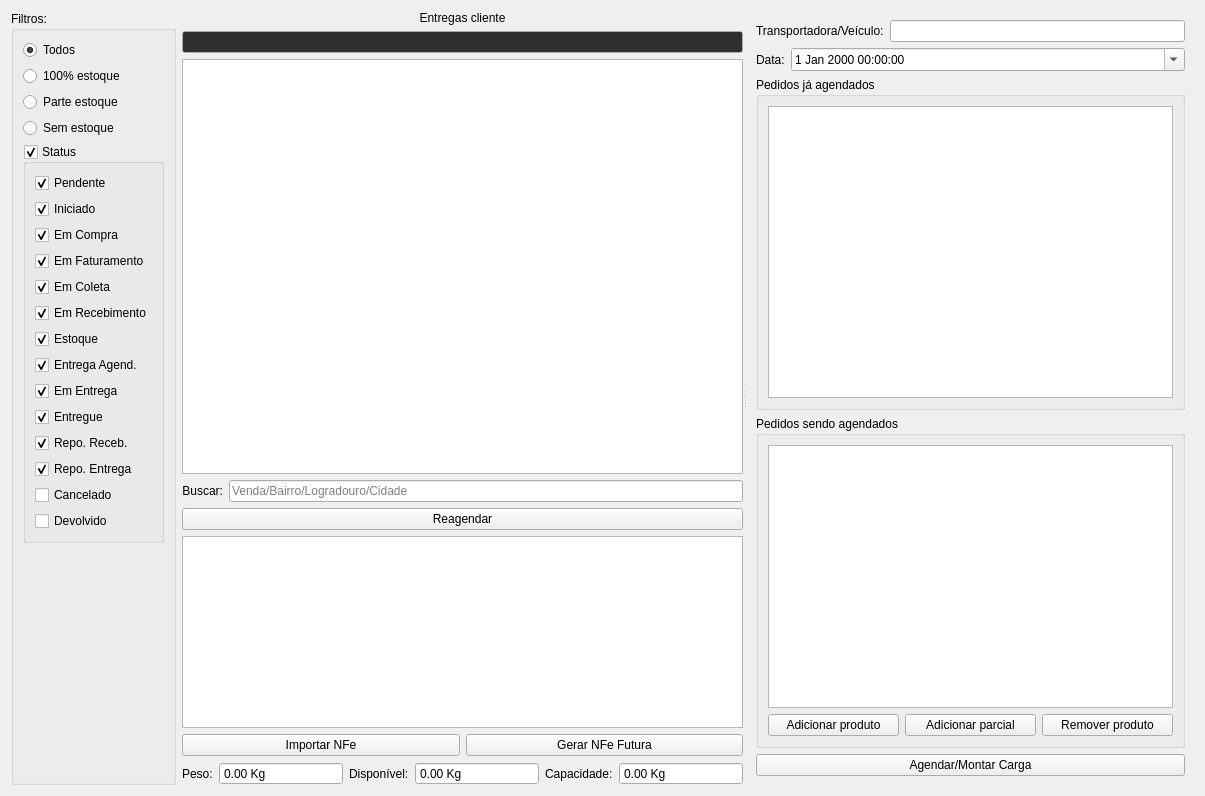
This is ui/widgetlogisticaagendarentrega.ui in darktorres/ERP-STACCATO as Qt 5 draws it before an edit. The edited form follows.
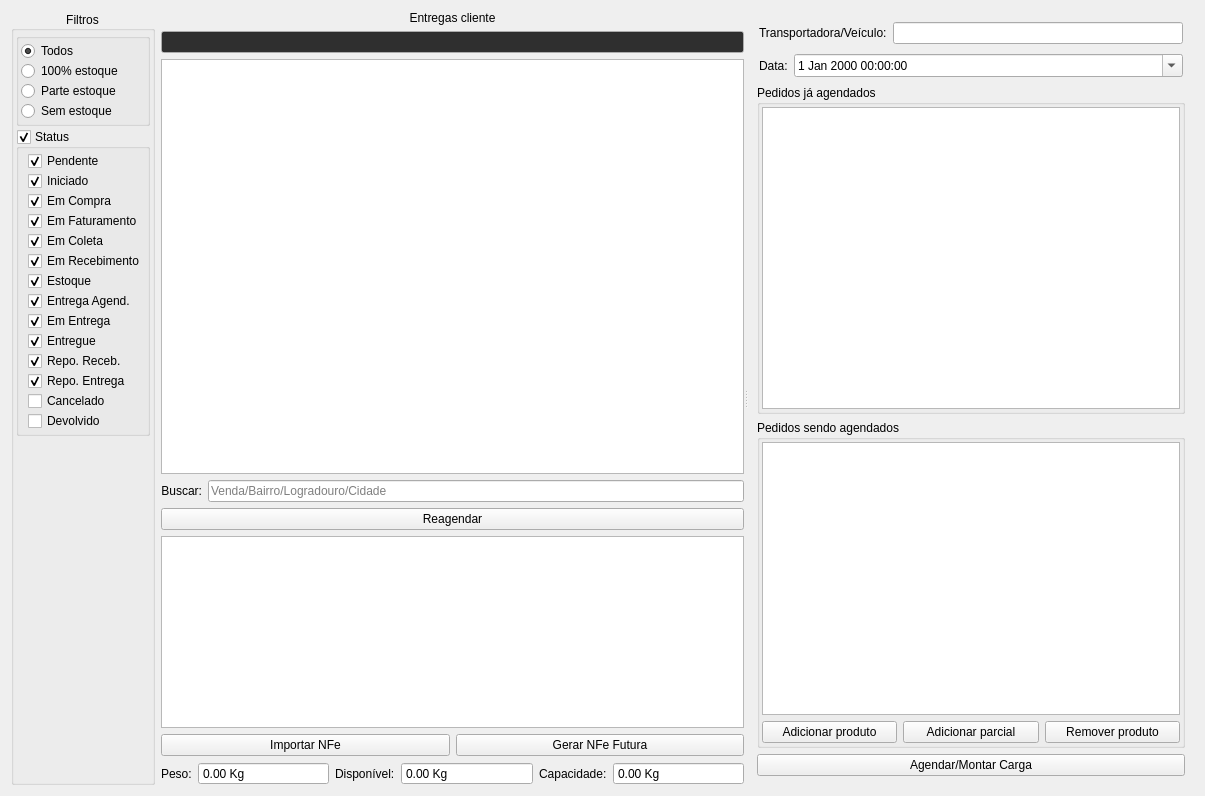
This is the edited form. Custom widgets are drawn as their Qt base class.

Diff of the .ui file:
```diff
--- a/ui/widgetlogisticaagendarentrega.ui
+++ b/ui/widgetlogisticaagendarentrega.ui
@@ -26,41 +26,83 @@
       </sizepolicy>
      </property>
      <property name="title">
-      <string>Filtros:</string>
+      <string>Filtros</string>
      </property>
-     <layout class="QGridLayout" name="gridLayout_10">
-      <item row="0" column="0">
-       <widget class="QRadioButton" name="radioButtonEntregaLimpar">
-        <property name="text">
-         <string>Todos</string>
+     <property name="alignment">
+      <set>Qt::AlignCenter</set>
+     </property>
+     <layout class="QVBoxLayout" name="verticalLayout">
+      <property name="spacing">
+       <number>3</number>
+      </property>
+      <property name="leftMargin">
+       <number>2</number>
+      </property>
+      <property name="topMargin">
+       <number>2</number>
+      </property>
+      <property name="rightMargin">
+       <number>2</number>
+      </property>
+      <property name="bottomMargin">
+       <number>2</number>
+      </property>
+      <item>
+       <widget class="QGroupBox" name="groupBox_3">
+        <property name="title">
+         <string/>
         </property>
-        <property name="checked">
-         <bool>true</bool>
-        </property>
+        <layout class="QVBoxLayout" name="verticalLayout_3">
+         <property name="spacing">
+          <number>0</number>
+         </property>
+         <property name="leftMargin">
+          <number>2</number>
+         </property>
+         <property name="topMargin">
+          <number>2</number>
+         </property>
+         <property name="rightMargin">
+          <number>2</number>
+         </property>
+         <property name="bottomMargin">
+          <number>2</number>
+         </property>
+         <item>
+          <widget class="QRadioButton" name="radioButtonEntregaLimpar">
+           <property name="text">
+            <string>Todos</string>
+           </property>
+           <property name="checked">
+            <bool>true</bool>
+           </property>
+          </widget>
+         </item>
+         <item>
+          <widget class="QRadioButton" name="radioButtonTotalEstoque">
+           <property name="text">
+            <string>100% estoque</string>
+           </property>
+          </widget>
+         </item>
+         <item>
+          <widget class="QRadioButton" name="radioButtonParcialEstoque">
+           <property name="text">
+            <string>Parte estoque</string>
+           </property>
+          </widget>
+         </item>
+         <item>
+          <widget class="QRadioButton" name="radioButtonSemEstoque">
+           <property name="text">
+            <string>Sem estoque</string>
+           </property>
+          </widget>
+         </item>
+        </layout>
        </widget>
       </item>
-      <item row="1" column="0">
-       <widget class="QRadioButton" name="radioButtonTotalEstoque">
-        <property name="text">
-         <string>100% estoque</string>
-        </property>
-       </widget>
-      </item>
-      <item row="2" column="0">
-       <widget class="QRadioButton" name="radioButtonParcialEstoque">
-        <property name="text">
-         <string>Parte estoque</string>
-        </property>
-       </widget>
-      </item>
-      <item row="3" column="0">
-       <widget class="QRadioButton" name="radioButtonSemEstoque">
-        <property name="text">
-         <string>Sem estoque</string>
-        </property>
-       </widget>
-      </item>
-      <item row="4" column="0">
+      <item>
        <widget class="QGroupBox" name="groupBoxStatus">
         <property name="title">
          <string>Status</string>
@@ -71,18 +113,59 @@
         <property name="checked">
          <bool>true</bool>
         </property>
-        <layout class="QGridLayout" name="gridLayout_40">
-         <item row="12" column="0">
-          <widget class="QCheckBox" name="checkBoxCancelado">
+        <layout class="QVBoxLayout" name="verticalLayout_2">
+         <property name="spacing">
+          <number>0</number>
+         </property>
+         <property name="topMargin">
+          <number>2</number>
+         </property>
+         <property name="rightMargin">
+          <number>2</number>
+         </property>
+         <property name="bottomMargin">
+          <number>2</number>
+         </property>
+         <item>
+          <widget class="QCheckBox" name="checkBoxPendente">
            <property name="enabled">
             <bool>true</bool>
            </property>
            <property name="text">
-            <string>Cancelado</string>
+            <string>Pendente</string>
            </property>
+           <property name="checked">
+            <bool>true</bool>
+           </property>
           </widget>
          </item>
-         <item row="3" column="0">
+         <item>
+          <widget class="QCheckBox" name="checkBoxIniciado">
+           <property name="enabled">
+            <bool>true</bool>
+           </property>
+           <property name="text">
+            <string>Iniciado</string>
+           </property>
+           <property name="checked">
+            <bool>true</bool>
+           </property>
+          </widget>
+         </item>
+         <item>
+          <widget class="QCheckBox" name="checkBoxEmCompra">
+           <property name="enabled">
+            <bool>true</bool>
+           </property>
+           <property name="text">
+            <string>Em Compra</string>
+           </property>
+           <property name="checked">
+            <bool>true</bool>
+           </property>
+          </widget>
+         </item>
+         <item>
           <widget class="QCheckBox" name="checkBoxEmFaturamento">
            <property name="enabled">
             <bool>true</bool>
@@ -95,7 +178,7 @@
            </property>
           </widget>
          </item>
-         <item row="4" column="0">
+         <item>
           <widget class="QCheckBox" name="checkBoxEmColeta">
            <property name="enabled">
             <bool>true</bool>
@@ -108,30 +191,7 @@
            </property>
           </widget>
          </item>
-         <item row="10" column="0">
-          <widget class="QCheckBox" name="checkBoxRepoReceb">
-           <property name="enabled">
-            <bool>true</bool>
-           </property>
-           <property name="text">
-            <string>Repo. Receb.</string>
-           </property>
-           <property name="checked">
-            <bool>true</bool>
-           </property>
-          </widget>
-         </item>
-         <item row="13" column="0">
-          <widget class="QCheckBox" name="checkBoxDevolvido">
-           <property name="enabled">
-            <bool>true</bool>
-           </property>
-           <property name="text">
-            <string>Devolvido</string>
-           </property>
-          </widget>
-         </item>
-         <item row="5" column="0">
+         <item>
           <widget class="QCheckBox" name="checkBoxEmRecebimento">
            <property name="enabled">
             <bool>true</bool>
@@ -144,7 +204,7 @@
            </property>
           </widget>
          </item>
-         <item row="6" column="0">
+         <item>
           <widget class="QCheckBox" name="checkBoxEstoque">
            <property name="enabled">
             <bool>true</bool>
@@ -157,20 +217,7 @@
            </property>
           </widget>
          </item>
-         <item row="9" column="0">
-          <widget class="QCheckBox" name="checkBoxEntregue">
-           <property name="enabled">
-            <bool>true</bool>
-           </property>
-           <property name="text">
-            <string>Entregue</string>
-           </property>
-           <property name="checked">
-            <bool>true</bool>
-           </property>
-          </widget>
-         </item>
-         <item row="7" column="0">
+         <item>
           <widget class="QCheckBox" name="checkBoxEntregaAgend">
            <property name="enabled">
             <bool>true</bool>
@@ -183,7 +230,7 @@
            </property>
           </widget>
          </item>
-         <item row="8" column="0">
+         <item>
           <widget class="QCheckBox" name="checkBoxEmEntrega">
            <property name="enabled">
             <bool>true</bool>
@@ -196,46 +243,33 @@
            </property>
           </widget>
          </item>
-         <item row="2" column="0">
-          <widget class="QCheckBox" name="checkBoxEmCompra">
+         <item>
+          <widget class="QCheckBox" name="checkBoxEntregue">
            <property name="enabled">
             <bool>true</bool>
            </property>
            <property name="text">
-            <string>Em Compra</string>
+            <string>Entregue</string>
            </property>
            <property name="checked">
             <bool>true</bool>
            </property>
           </widget>
          </item>
-         <item row="0" column="0">
-          <widget class="QCheckBox" name="checkBoxPendente">
+         <item>
+          <widget class="QCheckBox" name="checkBoxRepoReceb">
            <property name="enabled">
             <bool>true</bool>
            </property>
            <property name="text">
-            <string>Pendente</string>
+            <string>Repo. Receb.</string>
            </property>
            <property name="checked">
             <bool>true</bool>
            </property>
           </widget>
          </item>
-         <item row="1" column="0">
-          <widget class="QCheckBox" name="checkBoxIniciado">
-           <property name="enabled">
-            <bool>true</bool>
-           </property>
-           <property name="text">
-            <string>Iniciado</string>
-           </property>
-           <property name="checked">
-            <bool>true</bool>
-           </property>
-          </widget>
-         </item>
-         <item row="11" column="0">
+         <item>
           <widget class="QCheckBox" name="checkBoxRepoEntrega">
            <property name="enabled">
             <bool>true</bool>
@@ -248,18 +282,38 @@
            </property>
           </widget>
          </item>
+         <item>
+          <widget class="QCheckBox" name="checkBoxCancelado">
+           <property name="enabled">
+            <bool>true</bool>
+           </property>
+           <property name="text">
+            <string>Cancelado</string>
+           </property>
+          </widget>
+         </item>
+         <item>
+          <widget class="QCheckBox" name="checkBoxDevolvido">
+           <property name="enabled">
+            <bool>true</bool>
+           </property>
+           <property name="text">
+            <string>Devolvido</string>
+           </property>
+          </widget>
+         </item>
         </layout>
        </widget>
       </item>
-      <item row="5" column="0">
+      <item>
        <spacer name="verticalSpacer_5">
         <property name="orientation">
          <enum>Qt::Vertical</enum>
         </property>
         <property name="sizeHint" stdset="0">
          <size>
-          <width>20</width>
-          <height>290</height>
+          <width>0</width>
+          <height>0</height>
          </size>
         </property>
        </spacer>
@@ -481,9 +535,6 @@
          </item>
         </layout>
        </item>
-       <item row="6" column="1">
-        <layout class="QGridLayout" name="gridLayout_2"/>
-       </item>
        <item row="5" column="0" colspan="2">
         <widget class="QPushButton" name="pushButtonReagendarPedido">
          <property name="text">
@@ -656,12 +707,31 @@
      </widget>
      <widget class="QFrame" name="frameCaminhao">
       <layout class="QGridLayout" name="gridLayout_4">
+       <item row="4" column="0">
+        <widget class="QPushButton" name="pushButtonAgendarCarga">
+         <property name="text">
+          <string>Agendar/Montar Carga</string>
+         </property>
+        </widget>
+       </item>
        <item row="2" column="0">
         <widget class="QGroupBox" name="groupBox">
          <property name="title">
           <string>Pedidos já agendados</string>
          </property>
          <layout class="QGridLayout" name="gridLayout_6">
+          <property name="leftMargin">
+           <number>2</number>
+          </property>
+          <property name="topMargin">
+           <number>2</number>
+          </property>
+          <property name="rightMargin">
+           <number>2</number>
+          </property>
+          <property name="bottomMargin">
+           <number>2</number>
+          </property>
           <item row="0" column="0">
            <widget class="TableView" name="tableTranspAgend">
             <property name="palette">
@@ -724,6 +794,18 @@
           <string>Pedidos sendo agendados</string>
          </property>
          <layout class="QGridLayout" name="gridLayout_5">
+          <property name="leftMargin">
+           <number>2</number>
+          </property>
+          <property name="topMargin">
+           <number>2</number>
+          </property>
+          <property name="rightMargin">
+           <number>2</number>
+          </property>
+          <property name="bottomMargin">
+           <number>2</number>
+          </property>
           <item row="1" column="0">
            <widget class="QPushButton" name="pushButtonAdicionarProduto">
             <property name="text">
@@ -806,6 +888,21 @@
        </item>
        <item row="0" column="0">
         <layout class="QGridLayout" name="gridLayout">
+         <property name="leftMargin">
+          <number>2</number>
+         </property>
+         <property name="topMargin">
+          <number>2</number>
+         </property>
+         <property name="rightMargin">
+          <number>2</number>
+         </property>
+         <property name="bottomMargin">
+          <number>2</number>
+         </property>
+         <item row="0" column="1">
+          <widget class="ItemBox" name="itemBoxVeiculo"/>
+         </item>
          <item row="0" column="0">
           <widget class="QLabel" name="label">
            <property name="text">
@@ -813,13 +910,22 @@
            </property>
           </widget>
          </item>
-         <item row="0" column="1">
-          <widget class="ItemBox" name="itemBoxVeiculo"/>
-         </item>
         </layout>
        </item>
        <item row="1" column="0">
         <layout class="QGridLayout" name="gridLayout_7">
+         <property name="leftMargin">
+          <number>2</number>
+         </property>
+         <property name="topMargin">
+          <number>2</number>
+         </property>
+         <property name="rightMargin">
+          <number>2</number>
+         </property>
+         <property name="bottomMargin">
+          <number>2</number>
+         </property>
          <item row="0" column="0">
           <widget class="QLabel" name="label_3">
            <property name="sizePolicy">
@@ -842,13 +948,6 @@
          </item>
         </layout>
        </item>
-       <item row="4" column="0">
-        <widget class="QPushButton" name="pushButtonAgendarCarga">
-         <property name="text">
-          <string>Agendar/Montar Carga</string>
-         </property>
-        </widget>
-       </item>
       </layout>
      </widget>
     </widget>
```
Left out of the diff: 4 changed lines with no effect on the pictures.
